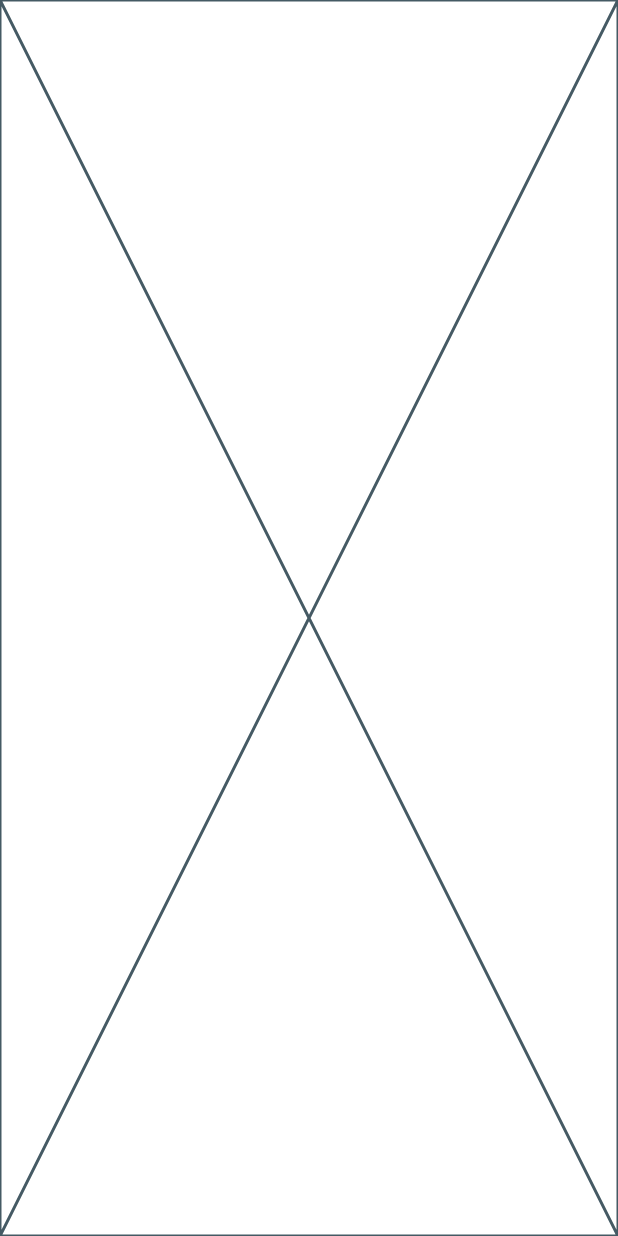
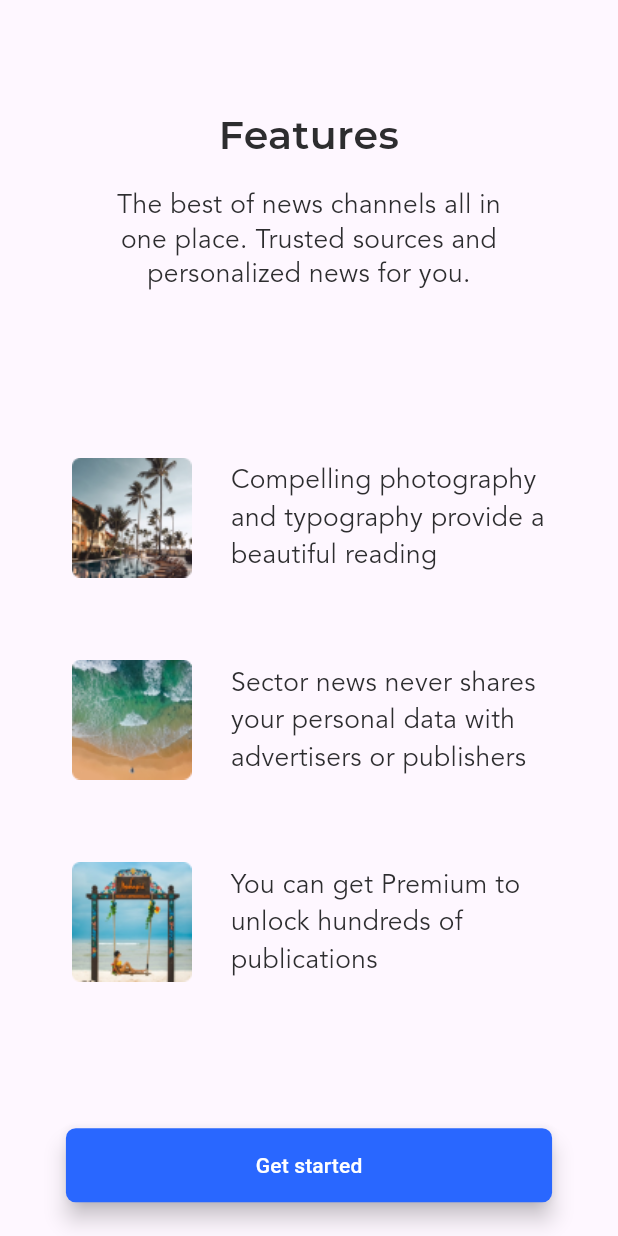
Before and after one commit to yidu864/noob-flutter, a Flutter app: the screen it shows after launch, on a phone screen of 412 x 824 dp. Run offline on Flutter 3.47's test engine with Material 3 defaults, Android fonts, the phone set to English and light mode, and no system bars; our stand-ins replace flutter_screenutil, get.

Commit message:
feat(l2): l2 code dev

```diff
--- a/lib/common/style/index.dart
+++ b/lib/common/style/index.dart
@@ -1,3 +1,3 @@
 library style;
 
-// export './xxxx.dart';
+export './theme.dart';
--- /dev/null
+++ b/lib/common/style/theme.dart
@@ -0,0 +1,12 @@
+import 'dart:ui';
+
+class AppColors {
+  /// 主文本
+  static const Color primaryText = Color.fromARGB(255, 45, 45, 47);
+
+  /// 主控件-背景
+  static const Color primaryElement = Color.fromARGB(255, 41, 103, 255);
+
+  /// 主控件-文本
+  static const Color primaryElementText = Color.fromARGB(255, 255, 255, 255);
+}
--- a/lib/common/utils/index.dart
+++ b/lib/common/utils/index.dart
@@ -1,3 +1,4 @@
 library utils;
 
 // export './xxxx.dart';
+export './ui.dart';
--- a/lib/main.dart
+++ b/lib/main.dart
@@ -1,8 +1,10 @@
 import 'package:flutter/material.dart';
+import 'package:flutter_screenutil/flutter_screenutil.dart';
+import 'package:flutter_template/pages/index.dart';
 import 'package:get/get.dart';
-import 'package:flutter_template/pages/index.dart';
 
-void main() {
+void main() async {
+  await ScreenUtil.ensureScreenSize();
   runApp(const MyApp());
 }
 
@@ -11,7 +13,7 @@ class MyApp extends StatelessWidget {
 
   @override
   Widget build(BuildContext context) {
-    return GetMaterialApp(
+    return const GetMaterialApp(
       debugShowCheckedModeBanner: false,
       // initialRoute: Routes.SPLASH,
       // theme: appThemeData,
@@ -20,11 +22,11 @@ class MyApp extends StatelessWidget {
       // getPages: AppPages.pages,
       // home: SplashPage(),
       title: 'Flutter Demo',
-      theme: ThemeData(
-        colorScheme: ColorScheme.fromSeed(seedColor: Colors.deepPurple),
-        useMaterial3: true,
-      ),
-      home: const WelcomePage(),
+      // theme: ThemeData(
+      //   colorScheme: ColorScheme.fromSeed(seedColor: Colors.deepPurple),
+      //   useMaterial3: true,
+      // ),
+      home: WelcomePage(),
     );
   }
 }
--- /dev/null
+++ b/lib/pages/welcome/controller.dart
@@ -0,0 +1,27 @@
+import 'package:get/get.dart';
+
+class WelcomeController extends GetxController {
+  WelcomeController();
+
+  _initData() {
+    update(["welcome"]);
+  }
+
+  void onTap() {}
+
+  // @override
+  // void onInit() {
+  //   super.onInit();
+  // }
+
+  @override
+  void onReady() {
+    super.onReady();
+    _initData();
+  }
+
+  // @override
+  // void onClose() {
+  //   super.onClose();
+  // }
+}
--- a/lib/pages/welcome/index.dart
+++ b/lib/pages/welcome/index.dart
@@ -1,10 +1,4 @@
-import 'package:flutter/material.dart';
+library welcome;
 
-class WelcomePage extends StatelessWidget {
-  const WelcomePage({super.key});
-
-  @override
-  Widget build(BuildContext context) {
-    return const Placeholder();
-  }
-}
+export './controller.dart';
+export './view.dart';
--- /dev/null
+++ b/lib/pages/welcome/view.dart
@@ -0,0 +1,143 @@
+import 'package:flutter/material.dart';
+import 'package:flutter_screenutil/flutter_screenutil.dart';
+import 'package:flutter_template/common/index.dart';
+import 'package:get/get.dart';
+
+import './controller.dart';
+
+class WelcomePage extends GetView<WelcomeController> {
+  const WelcomePage({super.key});
+
+  ///  头标题
+  Widget _buildPageHeadTitle() {
+    return Container(
+      margin: EdgeInsets.only(top: 65.w),
+      child: Text(
+        "Features",
+        textAlign: TextAlign.center,
+        style: TextStyle(
+          color: AppColors.primaryText,
+          fontFamily: "Montserrat",
+          fontWeight: FontWeight.w600,
+          fontSize: 24.sp,
+        ),
+      ),
+    );
+  }
+
+  /// 页头说明
+  Widget _buildPageHeaderDetail() {
+    return Container(
+      width: 242.w,
+      height: 70.h,
+      margin: EdgeInsets.only(top: 14.h),
+      child: Text(
+        "The best of news channels all in one place. Trusted sources and personalized news for you.",
+        textAlign: TextAlign.center,
+        style: TextStyle(
+          color: AppColors.primaryText,
+          fontFamily: "Avenir",
+          fontWeight: FontWeight.normal,
+          fontSize: 16.sp,
+          height: 1.3,
+        ),
+      ),
+    );
+  }
+
+  /// 特性说明
+  /// 宽度 80 + 20 + 195 = 295
+  Widget _buildFeatureItem(String imageName, String intro, double marginTop) {
+    return Container(
+      width: 295.w,
+      height: 80.h,
+      margin: EdgeInsets.only(top: marginTop.h),
+      child: Row(
+        children: [
+          SizedBox(
+            width: 80.w,
+            height: 80.w,
+            child: Image.asset(
+              "assets/images/$imageName.png",
+              fit: BoxFit.none,
+            ),
+          ),
+          const Spacer(),
+          SizedBox(
+            width: 195.w,
+            child: Text(
+              intro,
+              textAlign: TextAlign.left,
+              style: TextStyle(
+                color: AppColors.primaryText,
+                fontFamily: "Avenir",
+                fontWeight: FontWeight.normal,
+                fontSize: 16.sp,
+              ),
+            ),
+          ),
+        ],
+      ),
+    );
+  }
+
+  /// 开始按钮
+  Widget _buildStartButton() {
+    return Container(
+      width: 295.w,
+      height: 44.h,
+      margin: EdgeInsets.only(bottom: 20.h),
+      child: FloatingActionButton(
+        backgroundColor: AppColors.primaryElement,
+        shape: RoundedRectangleBorder(
+          borderRadius: BorderRadius.all(Radius.circular(6.w)),
+        ),
+        onPressed: () {},
+        child: const Text(
+          "Get started",
+          style: TextStyle(color: AppColors.primaryElementText),
+        ),
+      ),
+    );
+  }
+
+  @override
+  Widget build(BuildContext context) {
+    ScreenUtil.init(context,
+        designSize: const Size(375, 812 - 44 - 34), minTextAdapt: true);
+
+    return GetBuilder<WelcomeController>(
+      init: WelcomeController(),
+      id: "welcome",
+      builder: (_) {
+        return Scaffold(
+          body: Center(
+            child: Column(
+              children: <Widget>[
+                _buildPageHeadTitle(),
+                _buildPageHeaderDetail(),
+                _buildFeatureItem(
+                  "feature-1",
+                  "Compelling photography and typography provide a beautiful reading",
+                  86,
+                ),
+                _buildFeatureItem(
+                  "feature-2",
+                  "Sector news never shares your personal data with advertisers or publishers",
+                  40,
+                ),
+                _buildFeatureItem(
+                  "feature-3",
+                  "You can get Premium to unlock hundreds of publications",
+                  40,
+                ),
+                const Spacer(),
+                _buildStartButton(),
+              ],
+            ),
+          ),
+        );
+      },
+    );
+  }
+}
```
Also changed, not shown: lib/common/utils/ui.dart (added, +15 -0 lines).
